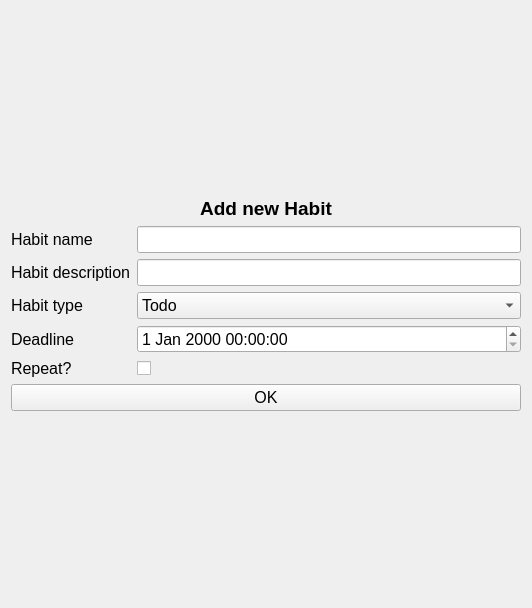
Above: UnicornHabits/AddHabitWidget.ui from Andrew2a1/CodeNight_10_04 before the change. Below: the same form after it.
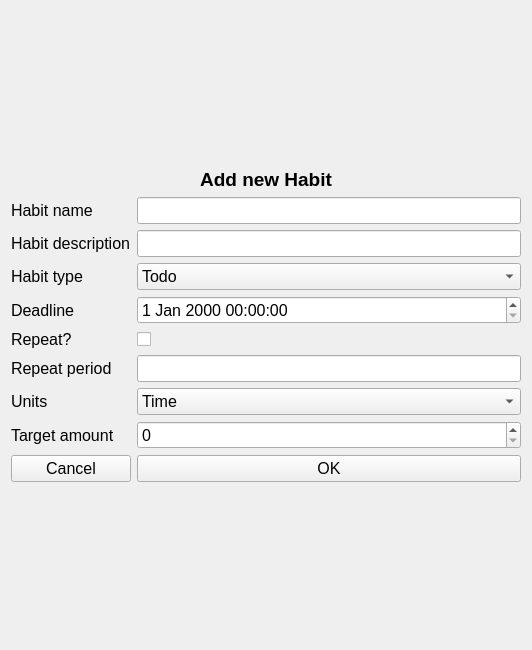
That is the form after the change.

What changed in the file:
```diff
--- a/UnicornHabits/AddHabitWidget.ui
+++ b/UnicornHabits/AddHabitWidget.ui
@@ -7,7 +7,7 @@
     <x>0</x>
     <y>0</y>
     <width>532</width>
-    <height>608</height>
+    <height>650</height>
    </rect>
   </property>
   <property name="windowTitle">
@@ -15,83 +15,7 @@
   </property>
   <layout class="QVBoxLayout" name="verticalLayout">
    <item>
-    <layout class="QGridLayout" name="gridLayout" rowstretch="0,0,0,0,0,0,0,0,0">
-     <item row="1" column="0">
-      <widget class="QLabel" name="label">
-       <property name="font">
-        <font>
-         <pointsize>12</pointsize>
-        </font>
-       </property>
-       <property name="text">
-        <string>Habit name</string>
-       </property>
-      </widget>
-     </item>
-     <item row="7" column="0">
-      <widget class="QLabel" name="label_6">
-       <property name="font">
-        <font>
-         <pointsize>12</pointsize>
-        </font>
-       </property>
-       <property name="text">
-        <string>Repeat?</string>
-       </property>
-      </widget>
-     </item>
-     <item row="3" column="0">
-      <widget class="QLabel" name="label_3">
-       <property name="font">
-        <font>
-         <pointsize>12</pointsize>
-        </font>
-       </property>
-       <property name="text">
-        <string>Habit type</string>
-       </property>
-      </widget>
-     </item>
-     <item row="1" column="1">
-      <widget class="QLineEdit" name="habitName">
-       <property name="font">
-        <font>
-         <pointsize>12</pointsize>
-        </font>
-       </property>
-      </widget>
-     </item>
-     <item row="3" column="1">
-      <widget class="QComboBox" name="comboBox">
-       <property name="font">
-        <font>
-         <pointsize>12</pointsize>
-        </font>
-       </property>
-       <item>
-        <property name="text">
-         <string>Todo</string>
-        </property>
-       </item>
-       <item>
-        <property name="text">
-         <string>Repeating</string>
-        </property>
-       </item>
-      </widget>
-     </item>
-     <item row="5" column="0">
-      <widget class="QLabel" name="label_4">
-       <property name="font">
-        <font>
-         <pointsize>12</pointsize>
-        </font>
-       </property>
-       <property name="text">
-        <string>Deadline</string>
-       </property>
-      </widget>
-     </item>
+    <layout class="QGridLayout" name="gridLayout" rowstretch="0,0,0,0,0,0,0,0,0,0,0,0,0">
      <item row="2" column="1">
       <widget class="QLineEdit" name="habitDescription">
        <property name="font">
@@ -101,16 +25,40 @@
        </property>
       </widget>
      </item>
-     <item row="5" column="1">
-      <widget class="QDateTimeEdit" name="deadline">
+     <item row="10" column="0">
+      <widget class="QLabel" name="amountLabel">
        <property name="font">
         <font>
          <pointsize>12</pointsize>
         </font>
        </property>
+       <property name="text">
+        <string>Target amount</string>
+       </property>
       </widget>
      </item>
-     <item row="8" column="0" colspan="2">
+     <item row="12" column="0">
+      <widget class="QPushButton" name="cancelBtn">
+       <property name="font">
+        <font>
+         <pointsize>12</pointsize>
+        </font>
+       </property>
+       <property name="text">
+        <string>Cancel</string>
+       </property>
+      </widget>
+     </item>
+     <item row="10" column="1">
+      <widget class="QSpinBox" name="amount">
+       <property name="font">
+        <font>
+         <pointsize>12</pointsize>
+        </font>
+       </property>
+      </widget>
+     </item>
+     <item row="12" column="1">
       <widget class="QPushButton" name="okBtn">
        <property name="sizePolicy">
         <sizepolicy hsizetype="Minimum" vsizetype="Fixed">
@@ -131,6 +79,30 @@
        </property>
       </widget>
      </item>
+     <item row="7" column="0">
+      <widget class="QLabel" name="label_6">
+       <property name="font">
+        <font>
+         <pointsize>12</pointsize>
+        </font>
+       </property>
+       <property name="text">
+        <string>Repeat?</string>
+       </property>
+      </widget>
+     </item>
+     <item row="5" column="0">
+      <widget class="QLabel" name="deadlineLabel">
+       <property name="font">
+        <font>
+         <pointsize>12</pointsize>
+        </font>
+       </property>
+       <property name="text">
+        <string>Deadline</string>
+       </property>
+      </widget>
+     </item>
      <item row="0" column="0" colspan="2">
       <widget class="QLabel" name="label_5">
        <property name="sizePolicy">
@@ -154,18 +126,6 @@
        </property>
       </widget>
      </item>
-     <item row="2" column="0">
-      <widget class="QLabel" name="label_2">
-       <property name="font">
-        <font>
-         <pointsize>12</pointsize>
-        </font>
-       </property>
-       <property name="text">
-        <string>Habit description</string>
-       </property>
-      </widget>
-     </item>
      <item row="7" column="1">
       <widget class="QCheckBox" name="shouldRepeat">
        <property name="font">
@@ -184,6 +144,136 @@
        </property>
       </widget>
      </item>
+     <item row="8" column="0">
+      <widget class="QLabel" name="label_7">
+       <property name="font">
+        <font>
+         <pointsize>12</pointsize>
+        </font>
+       </property>
+       <property name="text">
+        <string>Repeat period</string>
+       </property>
+      </widget>
+     </item>
+     <item row="1" column="1">
+      <widget class="QLineEdit" name="habitName">
+       <property name="font">
+        <font>
+         <pointsize>12</pointsize>
+        </font>
+       </property>
+      </widget>
+     </item>
+     <item row="1" column="0">
+      <widget class="QLabel" name="label">
+       <property name="font">
+        <font>
+         <pointsize>12</pointsize>
+        </font>
+       </property>
+       <property name="text">
+        <string>Habit name</string>
+       </property>
+      </widget>
+     </item>
+     <item row="2" column="0">
+      <widget class="QLabel" name="label_2">
+       <property name="font">
+        <font>
+         <pointsize>12</pointsize>
+        </font>
+       </property>
+       <property name="text">
+        <string>Habit description</string>
+       </property>
+      </widget>
+     </item>
+     <item row="5" column="1">
+      <widget class="QDateTimeEdit" name="deadline">
+       <property name="font">
+        <font>
+         <pointsize>12</pointsize>
+        </font>
+       </property>
+      </widget>
+     </item>
+     <item row="3" column="1">
+      <widget class="QComboBox" name="habitType">
+       <property name="font">
+        <font>
+         <pointsize>12</pointsize>
+        </font>
+       </property>
+       <item>
+        <property name="text">
+         <string>Todo</string>
+        </property>
+       </item>
+       <item>
+        <property name="text">
+         <string>Amount</string>
+        </property>
+       </item>
+      </widget>
+     </item>
+     <item row="3" column="0">
+      <widget class="QLabel" name="label_3">
+       <property name="font">
+        <font>
+         <pointsize>12</pointsize>
+        </font>
+       </property>
+       <property name="text">
+        <string>Habit type</string>
+       </property>
+      </widget>
+     </item>
+     <item row="8" column="1">
+      <widget class="QLineEdit" name="repeatPeriod">
+       <property name="font">
+        <font>
+         <pointsize>12</pointsize>
+        </font>
+       </property>
+      </widget>
+     </item>
+     <item row="9" column="0">
+      <widget class="QLabel" name="unitsLabel">
+       <property name="font">
+        <font>
+         <pointsize>12</pointsize>
+        </font>
+       </property>
+       <property name="text">
+        <string>Units</string>
+       </property>
+      </widget>
+     </item>
+     <item row="9" column="1">
+      <widget class="QComboBox" name="units">
+       <property name="font">
+        <font>
+         <pointsize>12</pointsize>
+        </font>
+       </property>
+       <item>
+        <property name="text">
+         <string>Time</string>
+        </property>
+       </item>
+       <item>
+        <property name="text">
+         <string>Calories</string>
+        </property>
+       </item>
+       <item>
+        <property name="text">
+         <string>Volume</string>
+        </property>
+       </item>
+      </widget>
+     </item>
     </layout>
    </item>
   </layout>
```
